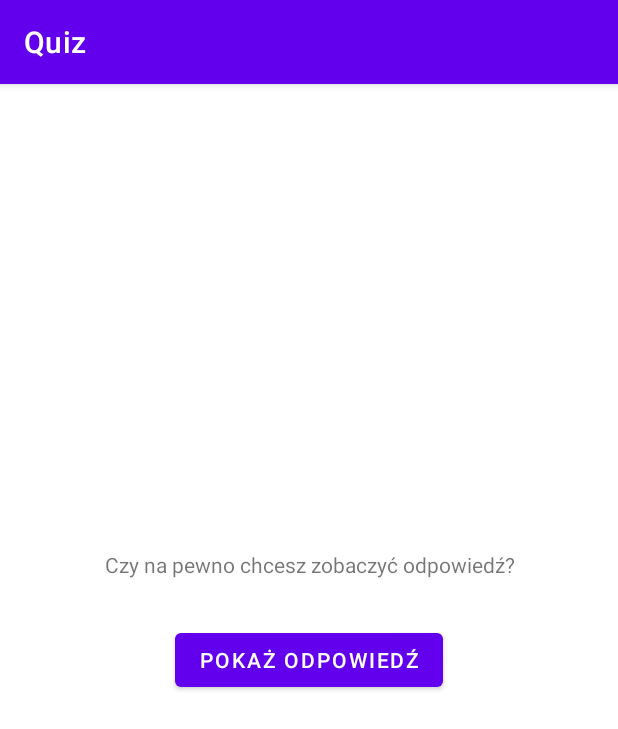
After one commit to Modzeleczek/systemy_mobilne, an Android app: the PromptActivity screen opened directly, with no data from a screen before it, on a phone screen of 412 x 824 dp. The commit adds this screen. Shown: the top 729 px of the screen. Run offline under Robolectric (Android 15) with nearby library versions, the light colour scheme and no system bars.

Commit message:
Do exercise 5 by updating 1_Quiz

```diff
--- a/1_Quiz/app/src/main/AndroidManifest.xml
+++ b/1_Quiz/app/src/main/AndroidManifest.xml
@@ -9,6 +9,7 @@
         android:roundIcon="@mipmap/ic_launcher_round"
         android:supportsRtl="true"
         android:theme="@style/Theme.Quiz">
+        <activity android:name=".PromptActivity"></activity>
         <activity android:name=".MainActivity">
             <intent-filter>
                 <action android:name="android.intent.action.MAIN" />
--- /dev/null
+++ b/1_Quiz/app/src/main/java/com/modzel/quiz/PromptActivity.java
@@ -0,0 +1,40 @@
+package com.modzel.quiz;
+
+import androidx.appcompat.app.AppCompatActivity;
+
+import android.content.Intent;
+import android.os.Bundle;
+import android.view.View;
+import android.widget.Button;
+import android.widget.TextView;
+
+public class PromptActivity extends AppCompatActivity {
+    TextView answerTextView;
+    Button showAnswerButton;
+    private boolean correctAnswer;
+    public static final String KEY_EXTRA_ANSWER_SHOWN = "answerShown";
+
+    @Override
+    protected void onCreate(Bundle savedInstanceState) {
+        super.onCreate(savedInstanceState);
+        setContentView(R.layout.activity_prompt);
+        answerTextView = findViewById(R.id.answer_text_view);
+        showAnswerButton = findViewById(R.id.show_answer_button);
+
+        correctAnswer = getIntent().getBooleanExtra(MainActivity.KEY_EXTRA_ANSWER, true);
+        showAnswerButton.setOnClickListener(new View.OnClickListener() {
+            @Override
+            public void onClick(View v) {
+                int answer = correctAnswer ? R.string.button_true : R.string.button_false;
+                answerTextView.setText(answer);
+                setAnswerShownResult(true);
+            }
+        });
+    }
+
+    private void setAnswerShownResult(boolean answerWasShown) {
+        Intent resultIntent = new Intent();
+        resultIntent.putExtra(KEY_EXTRA_ANSWER_SHOWN, answerWasShown);
+        setResult(RESULT_OK, resultIntent);
+    }
+}
--- a/1_Quiz/app/src/main/res/layout/activity_main.xml
+++ b/1_Quiz/app/src/main/res/layout/activity_main.xml
@@ -40,4 +40,10 @@
         android:layout_height="wrap_content"
         android:text="@string/button_next"/>
 
+    <Button
+        android:id="@+id/prompt_button"
+        android:layout_width="wrap_content"
+        android:layout_height="wrap_content"
+        android:text="@string/button_prompt"/>
+
 </LinearLayout>
--- /dev/null
+++ b/1_Quiz/app/src/main/res/layout/activity_prompt.xml
@@ -0,0 +1,32 @@
+<?xml version="1.0" encoding="utf-8"?>
+<LinearLayout xmlns:android="http://schemas.android.com/apk/res/android"
+    xmlns:app="http://schemas.android.com/apk/res-auto"
+    xmlns:tools="http://schemas.android.com/tools"
+    android:layout_width="match_parent"
+    android:layout_height="match_parent"
+    tools:context=".PromptActivity"
+    android:orientation="vertical"
+    android:gravity="center">
+
+    <TextView
+        android:layout_width="wrap_content"
+        android:layout_height="wrap_content"
+        android:padding="30dp"
+        android:gravity="center"
+        android:text="@string/are_you_sure"/>
+
+    <Button
+        android:id="@+id/show_answer_button"
+        android:layout_width="wrap_content"
+        android:layout_height="wrap_content"
+        android:text="@string/button_show_answer"/>
+
+    <TextView
+        android:id="@+id/answer_text_view"
+        android:layout_width="wrap_content"
+        android:layout_height="wrap_content"
+        android:padding="30dp"
+        android:gravity="center"
+        tools:text="Odpowiedź"/>
+
+</LinearLayout>
--- a/1_Quiz/app/src/main/res/values/strings.xml
+++ b/1_Quiz/app/src/main/res/values/strings.xml
@@ -4,6 +4,7 @@
     <string name="button_true">Prawda</string>
     <string name="button_false">Fałsz</string>
     <string name="button_next">Następne</string>
+    <string name="button_prompt">Podpowiedź</string>
 
     <string name="q_activity">Activity jest jednym z komponentów aplikacji Android.</string>
     <string name="q_version">Android 8 jest najnowszą wersją systemu Android.</string>
@@ -13,4 +14,9 @@
 
     <string name="correct_answer">Odpowiedź prawidłowa.</string>
     <string name="incorrect_answer">Odpowiedź nieprawidłowa.</string>
+
+    <string name="are_you_sure">Czy na pewno chcesz zobaczyć odpowiedź?</string>
+    <string name="button_show_answer">Pokaż odpowiedź</string>
+
+    <string name="answer_was_shown">Oszukujesz! Odpowiedź była już wyświetlona.</string>
 </resources>
```
Also changed, not shown: 1_Quiz/app/src/main/java/com/modzel/quiz/MainActivity.java (+89 -6 lines).
